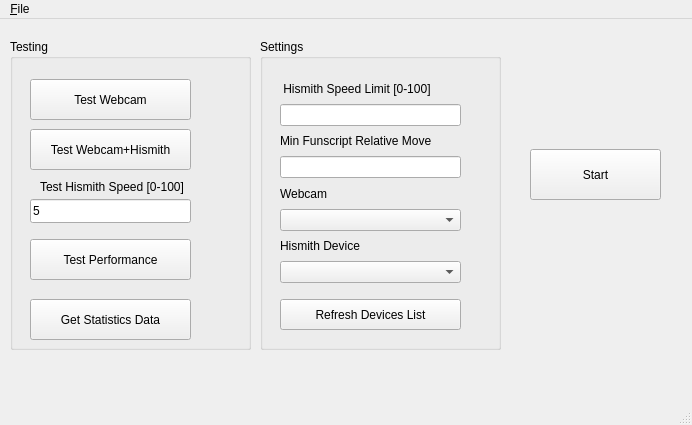
The window that mainwindow.ui (samsmit362/HismithControl) describes before a commit, drawn with Qt 5.
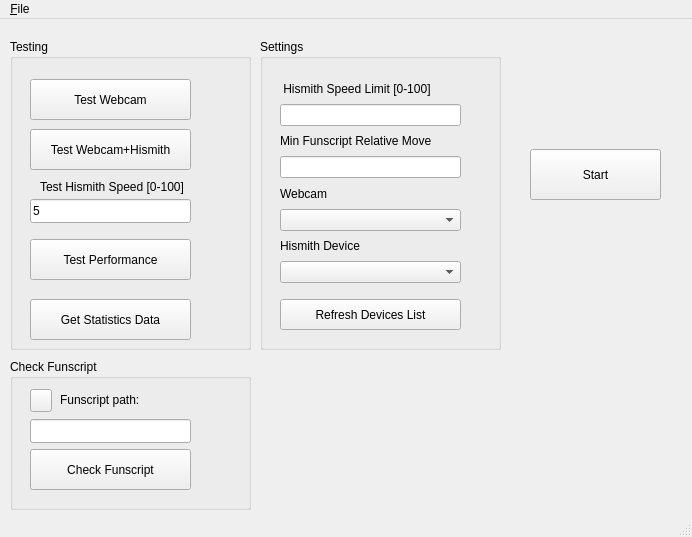
The same window after the commit.

Commit message: Added Check Funscript and Exit to support.

Patch:
```diff
--- a/mainwindow.ui
+++ b/mainwindow.ui
@@ -7,7 +7,7 @@
     <x>0</x>
     <y>0</y>
     <width>692</width>
-    <height>425</height>
+    <height>537</height>
    </rect>
   </property>
   <property name="windowTitle">
@@ -204,6 +204,68 @@
      </property>
     </widget>
    </widget>
+   <widget class="QGroupBox" name="groupBox_3">
+    <property name="geometry">
+     <rect>
+      <x>10</x>
+      <y>340</y>
+      <width>241</width>
+      <height>151</height>
+     </rect>
+    </property>
+    <property name="title">
+     <string>Check Funscript</string>
+    </property>
+    <widget class="QLineEdit" name="funscriptPathEdit">
+     <property name="geometry">
+      <rect>
+       <x>20</x>
+       <y>60</y>
+       <width>161</width>
+       <height>24</height>
+      </rect>
+     </property>
+    </widget>
+    <widget class="QPushButton" name="checkFunscript">
+     <property name="geometry">
+      <rect>
+       <x>20</x>
+       <y>90</y>
+       <width>161</width>
+       <height>41</height>
+      </rect>
+     </property>
+     <property name="text">
+      <string>Check Funscript</string>
+     </property>
+    </widget>
+    <widget class="QLabel" name="label_7">
+     <property name="geometry">
+      <rect>
+       <x>50</x>
+       <y>30</y>
+       <width>91</width>
+       <height>21</height>
+      </rect>
+     </property>
+     <property name="text">
+      <string>Funscript path:</string>
+     </property>
+    </widget>
+    <widget class="QToolButton" name="openFunscript">
+     <property name="geometry">
+      <rect>
+       <x>20</x>
+       <y>30</y>
+       <width>22</width>
+       <height>23</height>
+      </rect>
+     </property>
+     <property name="text">
+      <string/>
+     </property>
+    </widget>
+   </widget>
   </widget>
   <widget class="QMenuBar" name="menubar">
    <property name="geometry">
```
Left out of the diff: 6 changed lines with no effect on the pictures. The commit also changes 5 other files.
